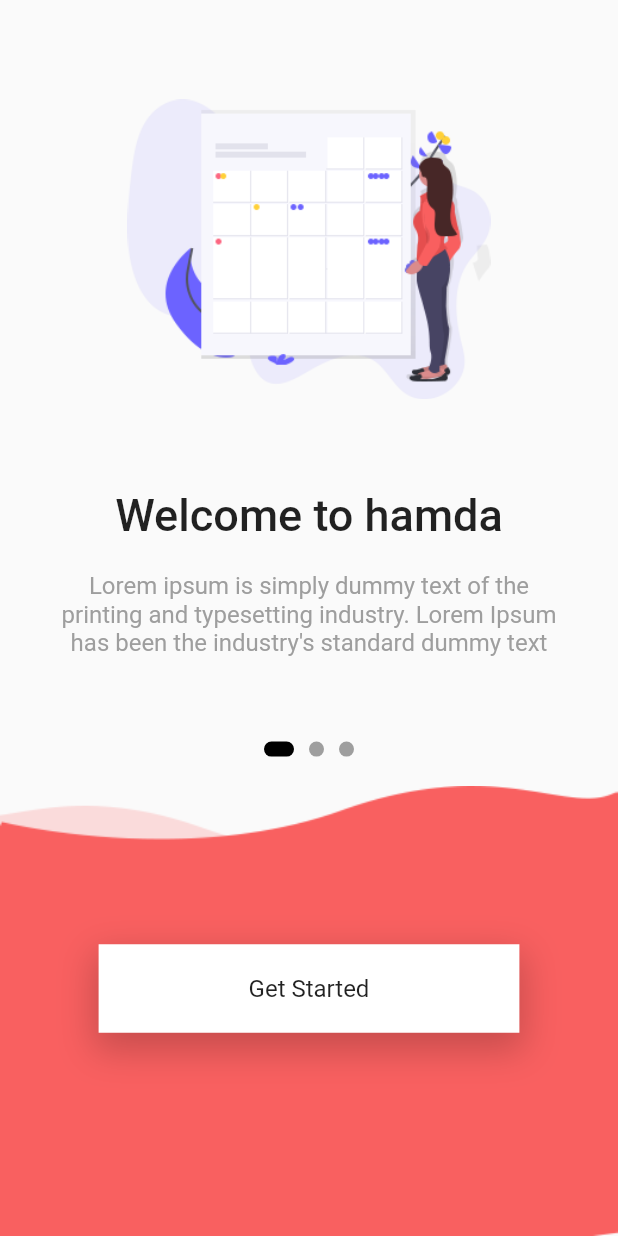
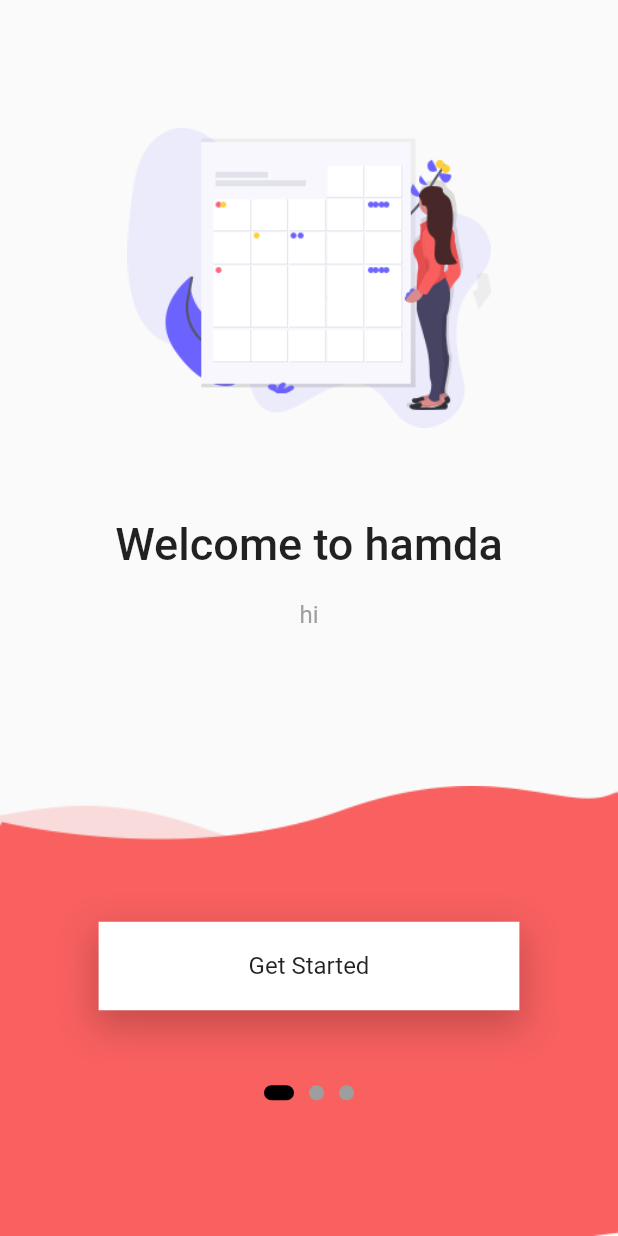
Before and after one commit to ziyad1991/onsite_tracking, a Flutter app: the screen it shows after launch, on a phone screen of 412 x 824 dp. Run offline on Flutter 3.47's test engine with Material 2 defaults, Android fonts, the light colour scheme and no system bars; our stand-ins replace image_picker, sqflite; accounts and stored records are empty.

Commit message:
new not mohamed wrong work

```diff
--- a/lib/main.dart
+++ b/lib/main.dart
@@ -1,5 +1,3 @@
-import 'dart:async';
-
 import 'package:flutter/material.dart';
 import 'package:onsite_tracking/screens/login.dart';
 import 'package:onsite_tracking/screens/onboarding.dart';
@@ -9,35 +7,16 @@ import 'provider/visits_provider.dart';
 import 'screens/home.dart';
 import 'screens/login.dart';
 import 'screens/task_list.dart';
+import 'screens/onboarding.dart';
 
 void main() {
   runApp(MyApp());
-
-
-
 }
 
-class MyApp extends StatefulWidget {
-
-  @override
-  State<MyApp> createState() => _MyAppState();
-
-
-}
-
-class _MyAppState extends State<MyApp> {
-  void initState() {
-    super.initState();
-    Timer(const Duration(seconds: 3), openOnBoard);
-
-  }
+class MyApp extends StatelessWidget {
   // This widget is the root of your application.
   @override
   Widget build(BuildContext context) {
-
-
-
-
     return MultiProvider(
       providers: [
         ChangeNotifierProvider(
@@ -48,18 +27,19 @@ class _MyAppState extends State<MyApp> {
         ChangeNotifierProvider(create: (ctx){
           return VisitsProvider();
 
-        }
-        )
+        })
+
       ],
 
 
         child: MaterialApp(
           title: 'Flutter Demo',
           theme: ThemeData(
-            primaryColor: Colors.orange,
+            primaryColor: Color.fromRGBO(249, 96, 96, 1)
+              ,
             buttonColor: Colors.red,
             appBarTheme: AppBarTheme(
-              color: Colors.orange
+              color: Color.fromRGBO(249, 96, 96, 1)
             ),
             buttonTheme: ButtonThemeData(
             buttonColor: Colors.blue
@@ -79,9 +59,10 @@ class _MyAppState extends State<MyApp> {
             // is not restarted.
           ),
 
-          initialRoute:Onboarding.routeName,
+          initialRoute: onboarding.routeName,
           routes:{
-            Onboarding.routeName :(ctx)=> Onboarding(),
+            onboarding.routeName :(ctx)=> onboarding(),
+
            HomeScreen.routeName :(ctx)=> HomeScreen(),
             LoginScreen.routeName :(ctx)=> LoginScreen(),
             ListScreen.routeName :(ctx)=> ListScreen(),
@@ -91,8 +72,4 @@ class _MyAppState extends State<MyApp> {
     );
     }
 
-  void openOnBoard()
-  {
-    Navigator.push(context, MaterialPageRoute(builder: (context)=>Onboarding()));
-  }
 }
--- a/lib/screens/onboarding.dart
+++ b/lib/screens/onboarding.dart
@@ -2,24 +2,8 @@ import 'package:flutter/material.dart';
 import 'package:onsite_tracking/screens/login.dart';
 
 
-
-class Onboarding extends StatelessWidget {
-
+class onboarding extends StatefulWidget {
   static const routeName = '/onBoard';
-  const Onboarding({Key key}) : super(key: key);
-
-  @override
-  Widget build(BuildContext context) {
-    return MaterialApp(
-      debugShowCheckedModeBanner: false,
-      theme: ThemeData(
-
-      ),
-      home: onboarding(),
-    );
-  }
-}
-class onboarding extends StatefulWidget {
 
   @override
   _onboardingState createState() => _onboardingState();
@@ -40,21 +24,18 @@ class _onboardingState extends State<onboarding> {
             mainAxisAlignment: MainAxisAlignment.start,
             children: [
               Container(
-                height: MediaQuery.of(context).size.height*0.6,
+                height: MediaQuery.of(context).size.height * 0.6,
                 child: PageView(
                   controller: _pageController,
                   children: [
-                    onBoardPage("onboard1", "Welcome to hamda"),
-                    onBoardPage("onboard2", "Work Happens"),
-                    onBoardPage("onboard3", "Task and Assignments"),
+                    onBoardPage("onboard1", "Welcome to hamda","hi"),
+                    onBoardPage("onboard2", "Work Happens","s"),
+                    onBoardPage("onboard3", "Task and Assignments","w"),
                   ],
                   onPageChanged: (value)=>{setCurrentPage(value)},
                 ),
               ),
-              Row(
-                mainAxisAlignment: MainAxisAlignment.center,
-                children: List.generate(3, (index) => getIndicator(index)),
-              )
+
             ],
           ),
           Positioned(
@@ -92,9 +73,13 @@ class _onboardingState extends State<onboarding> {
                       ),),
                     ),
                   ),
-                  const SizedBox(height: 30,),
+                  const SizedBox(height: 50,),
+                  Row(
+                    mainAxisAlignment: MainAxisAlignment.center,
+                    children: List.generate(3, (index) => getIndicator(index)),
+                  )
+                ],
 
-                ],
               ),
             ),
           )
@@ -119,7 +104,7 @@ class _onboardingState extends State<onboarding> {
       ),
     );
   }
-  Column onBoardPage(String img, String title)
+  Column onBoardPage(String img, String title, String newtext)
   {
     return Column(
       mainAxisAlignment: MainAxisAlignment.center,
@@ -147,7 +132,7 @@ class _onboardingState extends State<onboarding> {
         ),
         Container(
           padding: const EdgeInsets.symmetric(vertical: 10, horizontal: 40),
-          child: const Text("Lorem ipsum is simply dummy text of the printing and typesetting industry. Lorem Ipsum has been the industry's standard dummy text", style: TextStyle(
+          child:  Text(newtext, style: TextStyle(
               fontSize: 16,
               color: Colors.grey
           ),textAlign: TextAlign.center,),
```
